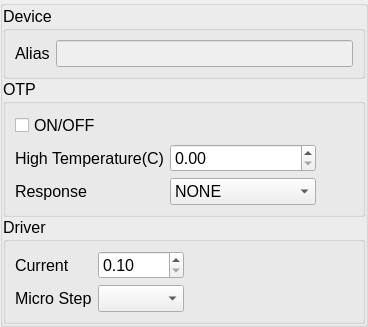
The window that source/wnd/ui/mrqsys.ui (ww4u/megarobostudio) describes before a commit, drawn with Qt 5.
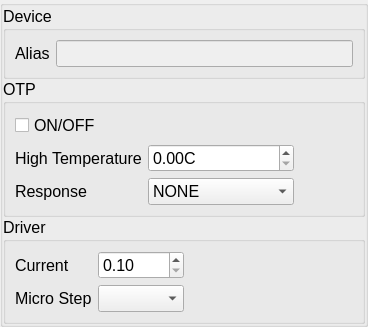
The same window after the commit. Custom widgets are drawn as their Qt base class.

The edit to the form file:
```diff
--- a/source/wnd/ui/mrqsys.ui
+++ b/source/wnd/ui/mrqsys.ui
@@ -87,7 +87,7 @@
          <item row="1" column="0">
           <widget class="QLabel" name="label">
            <property name="text">
-            <string>High Temperature(C)</string>
+            <string>High Temperature</string>
            </property>
           </widget>
          </item>
@@ -100,6 +100,9 @@
          </item>
          <item row="1" column="1">
           <widget class="QDoubleSpinBox" name="spinHighT">
+           <property name="suffix">
+            <string>C</string>
+           </property>
            <property name="maximum">
             <double>200.000000000000000</double>
            </property>
```
